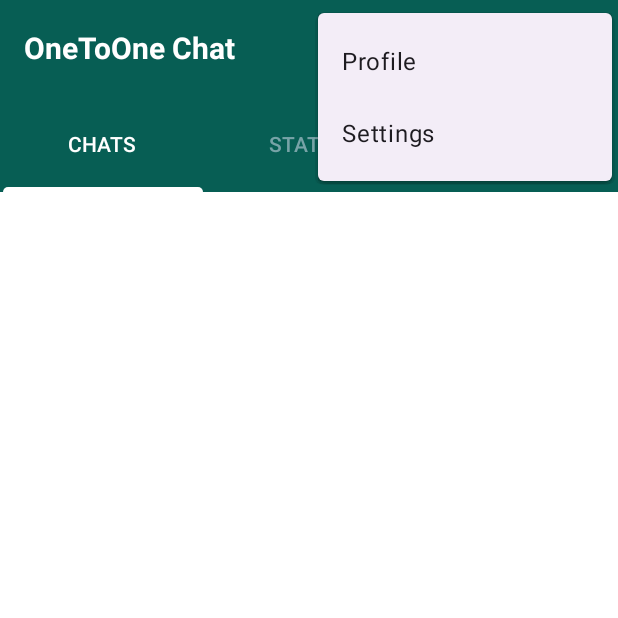
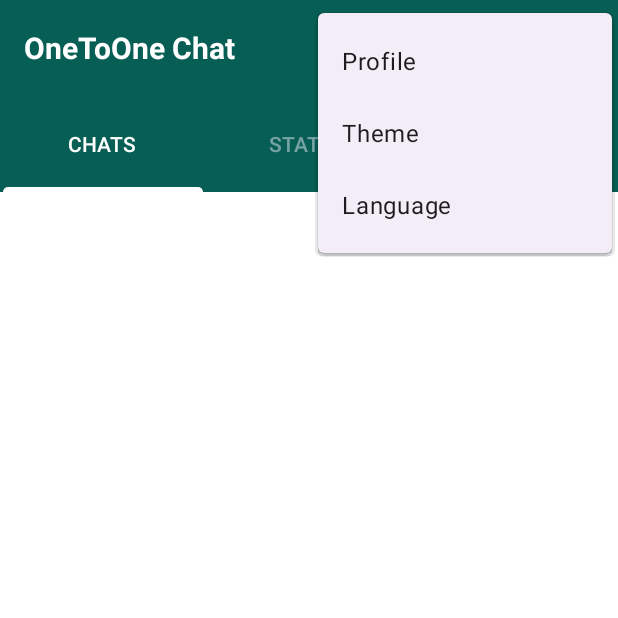
Before and after one commit to Erdaulet0341/OneToOne-Chat, an Android app: the screen it shows after launch once a user with an empty profile is signed in (ChatActivity), with the options menu open, on a phone screen of 412 x 824 dp, the top half of it. Run offline under Robolectric (Android 15) with nearby library versions, the phone set to English and light mode, and no system bars; our stand-ins replace Firebase (no records; nobody signed in at launch, a user with empty details on screens opened directly), Picasso; libraries missing offline, so code that uses them is left out: com.hbb20; pictures from the network do not load; 3 statements that could not run were skipped.

```diff
--- a/app/build.gradle
+++ b/app/build.gradle
@@ -39,6 +39,7 @@ dependencies {
     implementation 'com.firebaseui:firebase-ui-firestore:8.0.2'
     implementation 'com.google.firebase:firebase-firestore:24.4.1'
     implementation 'com.google.firebase:firebase-storage:20.1.0'
+    implementation 'com.google.firebase:firebase-messaging:23.1.0'
     testImplementation 'junit:junit:4.13.2'
     androidTestImplementation 'androidx.test.ext:junit:1.1.5'
     androidTestImplementation 'androidx.test.espresso:espresso-core:3.5.1'
--- a/app/src/main/java/com/onetoonechat/ChatActivity.java
+++ b/app/src/main/java/com/onetoonechat/ChatActivity.java
@@ -1,12 +1,18 @@
 package com.onetoonechat;
 
 import androidx.annotation.NonNull;
+import androidx.appcompat.app.AlertDialog;
 import androidx.appcompat.app.AppCompatActivity;
+import androidx.appcompat.app.AppCompatDelegate;
 import androidx.core.content.ContextCompat;
 import androidx.viewpager.widget.ViewPager;
 
 import android.annotation.SuppressLint;
+import android.app.Activity;
+import android.content.DialogInterface;
 import android.content.Intent;
+import android.content.SharedPreferences;
+import android.content.res.Configuration;
 import android.graphics.drawable.Drawable;
 import android.os.Bundle;
 import android.util.Log;
@@ -22,6 +28,9 @@ import com.google.firebase.auth.FirebaseAuth;
 import com.google.firebase.database.FirebaseDatabase;
 import com.google.firebase.firestore.DocumentReference;
 import com.google.firebase.firestore.FirebaseFirestore;
+import com.google.firebase.messaging.FirebaseMessaging;
+
+import java.util.Locale;
 
 public class ChatActivity extends AppCompatActivity {
 
@@ -33,9 +42,11 @@ public class ChatActivity extends AppCompatActivity {
     FirebaseAuth firebaseAuth;
     FirebaseFirestore firebaseFirestore;
 
+
     @Override
     protected void onCreate(Bundle savedInstanceState) {
         super.onCreate(savedInstanceState);
+        loadLocale();
         setContentView(R.layout.activity_chat);
         toolbar = findViewById(R.id.toolbar);
         viewPager = findViewById(R.id.fragmentContainer);
@@ -46,12 +57,26 @@ public class ChatActivity extends AppCompatActivity {
         firebaseAuth = FirebaseAuth.getInstance();
         firebaseFirestore = FirebaseFirestore.getInstance();
 
+        FirebaseMessaging.getInstance().getToken()
+                .addOnCompleteListener(task -> {
+                    if (!task.isSuccessful()) {
+                        Log.w("MainActivity", "Fetching FCM registration token failed", task.getException());
+                        return;
+                    }
+
+                    // Get the token
+                    String token = task.getResult();
+                    Log.d("tokennn", token);
+                });
         setSupportActionBar(toolbar);
         Drawable drawable = ContextCompat.getDrawable(getApplicationContext(), R.drawable.baseline_more_vert_24);
         toolbar.setOverflowIcon(drawable);
 
         pageAdapterFragment = new PageAdapterFragment(getSupportFragmentManager(), tabLayout.getTabCount());
         viewPager.setAdapter(pageAdapterFragment);
+
+        boolean isInternetAvailable = NetworkUtils.isNetworkAvailable(this);
+        checkInternet(isInternetAvailable);
 
         tabLayout.setOnTabSelectedListener(new TabLayout.OnTabSelectedListener() {
             @Override
@@ -72,20 +97,83 @@ public class ChatActivity extends AppCompatActivity {
         viewPager.addOnPageChangeListener(new TabLayout.TabLayoutOnPageChangeListener(tabLayout));
     }
 
+    private void checkInternet(boolean isInternetAvailable) {
+        if(!isInternetAvailable)  Toast.makeText(this, getString(R.string.check_interne), Toast.LENGTH_SHORT).show();
+    }
+
     @Override
     public boolean onOptionsItemSelected(@NonNull MenuItem item) {
-        String itemId, menuP, menuS;
+        String itemId, menuP, menuS, menuL;
         itemId = String.valueOf(item.getItemId());
-        menuS = String.valueOf(R.id.menu_settings);
+        menuS = String.valueOf(R.id.menu_theme);
         menuP = String.valueOf(R.id.menu_profile);
+        menuL = String.valueOf(R.id.menu_language);
         if(itemId.equals(menuP)){
             Intent intent = new Intent(ChatActivity.this, Profile.class);
             startActivity(intent);
         }
         else if(itemId.equals(menuS)) {
-            Toast.makeText(getApplicationContext(), "Настройки выбраны", Toast.LENGTH_SHORT).show();
+
+            final String[] themes = {getString(R.string.dark), getString(R.string.light)};
+            AlertDialog.Builder dialog = new AlertDialog.Builder(this);
+            dialog.setTitle(R.string.select_theme);
+            dialog.setSingleChoiceItems(themes, -1, new DialogInterface.OnClickListener() {
+                @Override
+                public void onClick(DialogInterface dialogInterface, int i) {
+                    if(i == 0){
+                        AppCompatDelegate.setDefaultNightMode(AppCompatDelegate.MODE_NIGHT_YES);
+                        SharedPreferences.Editor editor = getSharedPreferences("theme_mode", MODE_PRIVATE).edit();
+                        editor.putString("theme", "dark").apply();
+                    }
+                    else if(i==1){
+                        AppCompatDelegate.setDefaultNightMode(AppCompatDelegate.MODE_NIGHT_NO);
+                        SharedPreferences.Editor editor = getSharedPreferences("theme_mode", MODE_PRIVATE).edit();
+                        editor.putString("theme", "light").apply();
+                    }
+                }
+            });
+            dialog.create();
+            dialog.show();
+        }
+        else if(itemId.equals(menuL)){
+            final String[] languages = {"English", "Руский", "Қазақ тілі"};
+            AlertDialog.Builder diolag = new AlertDialog.Builder(this);
+            diolag.setTitle(R.string.chosse);
+            diolag.setSingleChoiceItems(languages, -1, new DialogInterface.OnClickListener() {
+                @Override
+                public void onClick(DialogInterface dialogInterface, int i) {
+                    if(i == 0){
+                        setLocale("en");
+                        recreate();
+                    }
+                    else if(i == 1){
+                        setLocale("ru");
+                        recreate();
+                    }else if(i == 2){
+                        setLocale("kk");
+                        recreate();
+                    }
+                }
+            });
+            diolag.create();
+            diolag.show();
         }
         return true;
+    }
+
+    void setLocale(String lan){
+        Locale locale = new Locale(lan);
+        Configuration configuration = new Configuration();
+        Locale.setDefault(locale);
+        configuration.setLocale(locale);
+        getResources().updateConfiguration(configuration, getResources().getDisplayMetrics());
+        SharedPreferences.Editor editor = getSharedPreferences("Language_set", MODE_PRIVATE).edit();
+        editor.putString("app_language", lan).apply();
+    }
+
+    void loadLocale(){
+        SharedPreferences pre = getSharedPreferences("Language_set", Activity.MODE_PRIVATE);
+        setLocale(pre.getString("app_language", Locale.getDefault().getLanguage()));
     }
 
     @Override
--- a/app/src/main/java/com/onetoonechat/MainActivity.java
+++ b/app/src/main/java/com/onetoonechat/MainActivity.java
@@ -3,7 +3,10 @@ package com.onetoonechat;
 import androidx.annotation.NonNull;
 import androidx.appcompat.app.AppCompatActivity;
 
+import android.app.Activity;
 import android.content.Intent;
+import android.content.SharedPreferences;
+import android.content.res.Configuration;
 import android.os.Bundle;
 import android.view.View;
 import android.widget.EditText;
@@ -17,6 +20,7 @@ import com.google.firebase.auth.PhoneAuthOptions;
 import com.google.firebase.auth.PhoneAuthProvider;
 import com.hbb20.CountryCodePicker;
 
+import java.util.Locale;
 import java.util.concurrent.TimeUnit;
 
 public class MainActivity extends AppCompatActivity {
@@ -35,6 +39,7 @@ public class MainActivity extends AppCompatActivity {
     @Override
     protected void onCreate(Bundle savedInstanceState) {
         super.onCreate(savedInstanceState);
+        loadLocale();
         setContentView(R.layout.activity_main);
 
         phoneNumberInput = findViewById(R.id.inputPhoneNumber);
@@ -44,6 +49,9 @@ public class MainActivity extends AppCompatActivity {
 
         firebaseAuth = FirebaseAuth.getInstance();
         countryCode = countryCodePicker.getSelectedCountryCodeWithPlus();
+
+        boolean isInternetAvailable = NetworkUtils.isNetworkAvailable(this);
+        checkInternet(isInternetAvailable);
 
         countryCodePicker.setOnCountryChangeListener(new CountryCodePicker.OnCountryChangeListener() {
             @Override
@@ -100,6 +108,21 @@ public class MainActivity extends AppCompatActivity {
         };
     }
 
+    void setLocale(String lan){
+        Locale locale = new Locale(lan);
+        Configuration configuration = new Configuration();
+        Locale.setDefault(locale);
+        configuration.setLocale(locale);
+        getResources().updateConfiguration(configuration, getResources().getDisplayMetrics());
+        SharedPreferences.Editor editor = getSharedPreferences("Language_set", MODE_PRIVATE).edit();
+        editor.putString("app_language", lan).apply();
+    }
+
+    void loadLocale(){
+        SharedPreferences pre = getSharedPreferences("Language_set", Activity.MODE_PRIVATE);
+        setLocale(pre.getString("app_language", Locale.getDefault().getLanguage()));
+    }
+
     @Override
     protected void onStart() {
         super.onStart();
@@ -109,4 +132,8 @@ public class MainActivity extends AppCompatActivity {
             startActivity(intent);
         }
     }
+
+    private void checkInternet(boolean isInternetAvailable) {
+        if(!isInternetAvailable)  Toast.makeText(this, getString(R.string.check_interne), Toast.LENGTH_SHORT).show();
+    }
 }
--- /dev/null
+++ b/app/src/main/java/com/onetoonechat/NetworkUtils.java
@@ -0,0 +1,18 @@
+package com.onetoonechat;
+
+import android.content.Context;
+import android.net.ConnectivityManager;
+import android.net.NetworkInfo;
+import android.widget.Toast;
+
+public class NetworkUtils {
+
+    public static boolean isNetworkAvailable(Context context) {
+        ConnectivityManager connectivityManager = (ConnectivityManager) context.getSystemService(Context.CONNECTIVITY_SERVICE);
+        if (connectivityManager != null) {
+            NetworkInfo networkInfo = connectivityManager.getActiveNetworkInfo();
+            return networkInfo != null && networkInfo.isConnected();
+        }
+        return false;
+    }
+}
--- a/app/src/main/java/com/onetoonechat/SplashScreen.java
+++ b/app/src/main/java/com/onetoonechat/SplashScreen.java
@@ -1,8 +1,11 @@
 package com.onetoonechat;
 
 import androidx.appcompat.app.AppCompatActivity;
+import androidx.appcompat.app.AppCompatDelegate;
 
+import android.app.Activity;
 import android.content.Intent;
+import android.content.SharedPreferences;
 import android.os.Bundle;
 import android.os.Handler;
 import android.view.WindowManager;
@@ -12,6 +15,12 @@ public class SplashScreen extends AppCompatActivity {
     @Override
     protected void onCreate(Bundle savedInstanceState) {
         super.onCreate(savedInstanceState);
+        SharedPreferences pre = getSharedPreferences("theme_mode", Activity.MODE_PRIVATE);
+        String theme = pre.getString("theme", null);
+        if(theme != null){
+            if(theme.equals("dark")) AppCompatDelegate.setDefaultNightMode(AppCompatDelegate.MODE_NIGHT_YES);
+            else AppCompatDelegate.setDefaultNightMode(AppCompatDelegate.MODE_NIGHT_NO);
+        }
         setContentView(R.layout.activity_splash_screen);
 
         getWindow().setFlags(WindowManager.LayoutParams.FLAG_FULLSCREEN, WindowManager.LayoutParams.FLAG_FULLSCREEN);
--- /dev/null
+++ b/app/src/main/res/drawable/baseline_notifications_none_24.xml
@@ -0,0 +1,5 @@
+<vector android:height="24dp" android:tint="#646464"
+    android:viewportHeight="24" android:viewportWidth="24"
+    android:width="24dp" xmlns:android="http://schemas.android.com/apk/res/android">
+    <path android:fillColor="@android:color/white" android:pathData="M12,22c1.1,0 2,-0.9 2,-2h-4c0,1.1 0.9,2 2,2zM18,16v-5c0,-3.07 -1.63,-5.64 -4.5,-6.32L13.5,4c0,-0.83 -0.67,-1.5 -1.5,-1.5s-1.5,0.67 -1.5,1.5v0.68C7.64,5.36 6,7.92 6,11v5l-2,2v1h16v-1l-2,-2zM16,17L8,17v-6c0,-2.48 1.51,-4.5 4,-4.5s4,2.02 4,4.5v6z"/>
+</vector>
--- a/app/src/main/res/menu/menu_chat.xml
+++ b/app/src/main/res/menu/menu_chat.xml
@@ -4,7 +4,11 @@
         android:id="@+id/menu_profile"
         android:title="@string/profile1"  />
     <item
-        android:id="@+id/menu_settings"
+        android:id="@+id/menu_theme"
         android:title="@string/settings1" />
+    <item
+        android:id="@+id/menu_language"
+        android:title="@string/language" />
+
 
 </menu>
--- a/app/src/main/res/values/strings.xml
+++ b/app/src/main/res/values/strings.xml
@@ -49,8 +49,15 @@
     <string name="somothing_wrong">Something wrong!</string>
     <string name="status2">Status</string>
     <string name="profile1">Profile</string>
-    <string name="settings1">Settings</string>
+    <string name="settings1">Theme</string>
     <string name="online">Online</string>
     <string name="offline2">Offline</string>
+    <string name="language">Language</string>
+    <string name="chosse">Choose Language</string>
+    <string name="dark">Dark</string>
+    <string name="light">Light</string>
+    <string name="select_theme">Choose theme</string>
+    <string name="defaultt">Default</string>
+    <string name="check_interne">Check your internet connection!</string>
 
 </resources>
```
Also changed, not shown: app/src/main/AndroidManifest.xml (+17 -0 lines), app/src/main/java/com/onetoonechat/BackendNotification.java (added, +83 -0 lines), app/src/main/java/com/onetoonechat/MyFirebaseMessagingService.java (added, +142 -0 lines), app/src/main/java/com/onetoonechat/OneToOneChat.java (+17 -0 lines), app/src/main/res/layout/notification.xml (added, +31 -0 lines), 2 other files.
